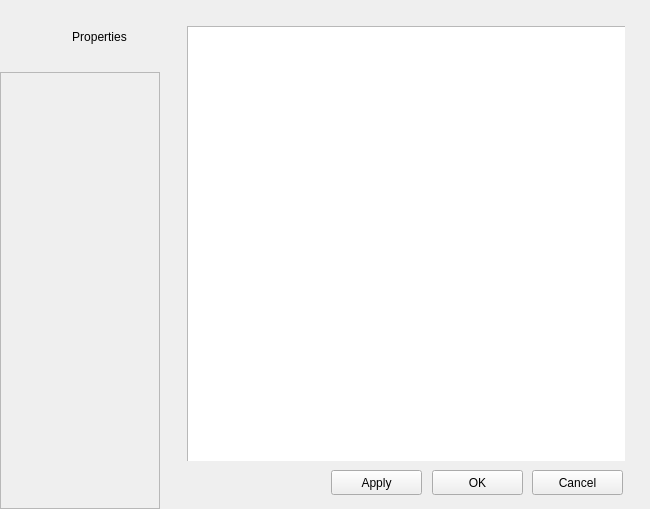
Qt form src/smplayer/filepropertiesdialog.ui (UbuntuKylin/kylin-video) before a commit.
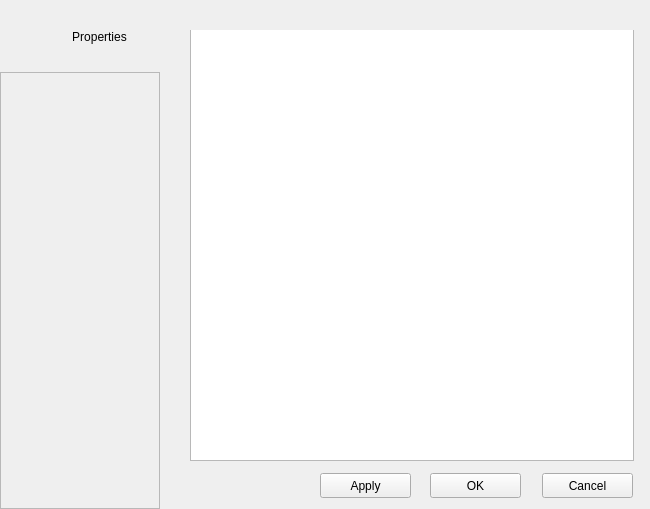
The same form after that commit.

What changed in the file:
```diff
--- a/src/smplayer/filepropertiesdialog.ui
+++ b/src/smplayer/filepropertiesdialog.ui
@@ -77,11 +77,20 @@
     </property>
    </widget>
   </widget>
+  <widget class="QWidget" name="widget" native="true">
+   <property name="geometry">
+    <rect>
+     <x>160</x>
+     <y>0</y>
+     <width>490</width>
+     <height>509</height>
+    </rect>
+   </property>
   <widget class="QStackedWidget" name="pages">
    <property name="geometry">
     <rect>
-     <x>181</x>
-     <y>20</y>
+      <x>30</x>
+      <y>30</y>
      <width>444</width>
      <height>441</height>
     </rect>
@@ -99,8 +108,8 @@
     <widget class="QTextEdit" name="info_edit">
      <property name="geometry">
       <rect>
-       <x>6</x>
-       <y>6</y>
+        <x>0</x>
+        <y>-10</y>
        <width>444</width>
        <height>441</height>
       </rect>
@@ -249,8 +258,8 @@
   <widget class="QPushButton" name="applyButton">
    <property name="geometry">
     <rect>
-     <x>331</x>
-     <y>470</y>
+      <x>160</x>
+      <y>473</y>
      <width>91</width>
      <height>25</height>
     </rect>
@@ -259,24 +268,11 @@
     <string>Apply</string>
    </property>
   </widget>
-  <widget class="QPushButton" name="okButton">
-   <property name="geometry">
-    <rect>
-     <x>432</x>
-     <y>470</y>
-     <width>91</width>
-     <height>25</height>
-    </rect>
-   </property>
-   <property name="text">
-    <string>OK</string>
-   </property>
-  </widget>
   <widget class="QPushButton" name="cancelButton">
    <property name="geometry">
     <rect>
-     <x>532</x>
-     <y>470</y>
+      <x>382</x>
+      <y>473</y>
      <width>91</width>
      <height>25</height>
     </rect>
@@ -284,6 +280,20 @@
    <property name="text">
     <string>Cancel</string>
    </property>
+   </widget>
+   <widget class="QPushButton" name="okButton">
+    <property name="geometry">
+     <rect>
+      <x>270</x>
+      <y>473</y>
+      <width>91</width>
+      <height>25</height>
+     </rect>
+    </property>
+    <property name="text">
+     <string>OK</string>
+    </property>
+   </widget>
   </widget>
  </widget>
  <resources/>
```
Lines whose indentation alone changed are shown as unchanged.
